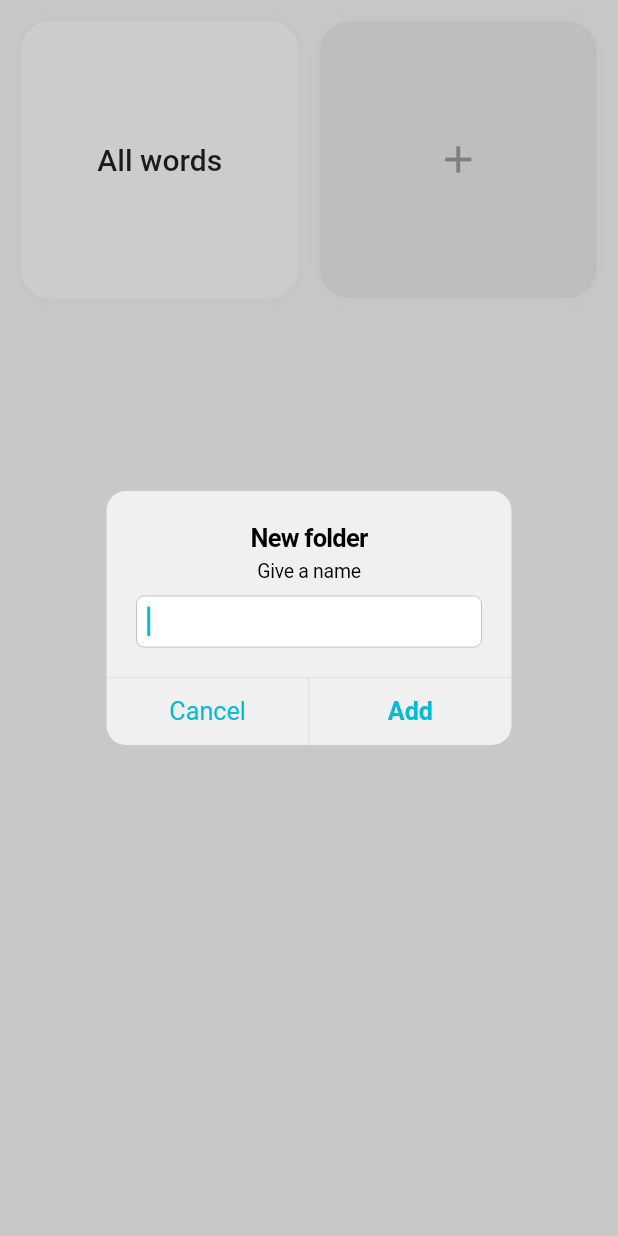
After one commit to zsoltkebel/flutter-word-learn, a Flutter app: the FoldersPage screen opened directly, after a tap on the "add" icon, on a phone screen of 412 x 824 dp. The commit adds this screen. Run offline on Flutter 3.47's test engine with Material 2 defaults, Android fonts, the phone set to English and light mode, and no system bars; our stand-ins replace cloud_firestore, firebase_core, firebase_storage, just_audio; missing offline and left inert: record; accounts and stored records are empty.

Commit message:
folders for words implemented

```diff
--- a/lib/main.dart
+++ b/lib/main.dart
@@ -1,4 +1,5 @@
 import 'package:firebase_core/firebase_core.dart';
+import 'package:word_learn/view/folders_page.dart';
 import 'firebase_options.dart';
 
 import 'package:flutter/material.dart';
@@ -34,7 +35,8 @@ class MyApp extends StatelessWidget {
         // is not restarted.
         primarySwatch: Colors.cyan,
       ),
-      home: ListViewPage(),
+      // home: ListViewPage(),
+      home: FoldersPage(),
     );
   }
 }
--- /dev/null
+++ b/lib/model/folder.dart
@@ -0,0 +1,18 @@
+import 'package:cloud_firestore/cloud_firestore.dart';
+
+class Folder {
+  final String? documentID;
+  String name;
+  bool reverse;
+
+  Folder({
+    this.documentID,
+    required this.name,
+    this.reverse = false,
+  });
+
+  Folder.fromSnapshot(DocumentSnapshot doc)
+      : documentID = doc.id,
+        name = doc['name'],
+        reverse = doc['reverse'];
+}
--- a/lib/view/add_page.dart
+++ b/lib/view/add_page.dart
@@ -2,17 +2,21 @@ import 'dart:io';
 
 import 'package:cloud_firestore/cloud_firestore.dart';
 import 'package:flutter/material.dart';
-import 'package:path_provider/path_provider.dart';
 import 'package:word_learn/model/firebase_storage_helper.dart';
 import 'package:word_learn/model/firestore_manager.dart';
+import 'package:word_learn/model/folder.dart';
 import 'package:word_learn/model/word.dart';
 import 'package:word_learn/view/components/info_section.dart';
 import 'package:word_learn/extension/extensions.dart';
-import 'package:firebase_storage/firebase_storage.dart' as firebase_storage;
 import 'package:word_learn/view/components/recorder_ui.dart';
 
 class AddPage extends StatefulWidget {
-  const AddPage({Key? key}) : super(key: key);
+  final Folder? folder;
+
+  const AddPage({
+    Key? key,
+    this.folder,
+  }) : super(key: key);
 
   @override
   State<AddPage> createState() => _AddPageState();
@@ -36,6 +40,7 @@ class _AddPageState extends State<AddPage> {
       Word word = Word(
         word: wordController.text,
         translation: translationController.text,
+        folderIDs: widget.folder == null ? [] : [widget.folder!.documentID!] //TODO document id check should be
       );
       words.add(word.toJson()).then((doc) async {
         print('uploaded: ${doc.id}');
@@ -95,7 +100,7 @@ class _AddPageState extends State<AddPage> {
             crossAxisAlignment: CrossAxisAlignment.start,
             children: [
               InfoSection(
-                caption: 'word',
+                caption: 'Spanish',
                 hasText: wordController.text.isNotEmpty,
                 hasRecording: recording1 != null,
               ),
@@ -113,7 +118,7 @@ class _AddPageState extends State<AddPage> {
               ),
               const SizedBox(height: 20.0),
               InfoSection(
-                caption: 'translation',
+                caption: 'Hungarian',
                 hasText: translationController.text.isNotEmpty,
                 hasRecording: recording2 != null,
               ),
--- /dev/null
+++ b/lib/view/components/clickable.dart
@@ -0,0 +1,53 @@
+import 'package:flutter/material.dart';
+
+class Clickable extends StatefulWidget {
+  final Widget? child;
+  final void Function()? onTap;
+
+  const Clickable({
+    Key? key,
+    this.child,
+    this.onTap,
+  }) : super(key: key);
+
+  @override
+  _ClickableState createState() => _ClickableState();
+}
+
+class _ClickableState extends State<Clickable> {
+  double scale = 1.0;
+  Duration scaleDuration = const Duration(milliseconds: 200);
+  Curve scaleCurve = Curves.linear;
+  Function()? onScaleEnd;
+
+  @override
+  Widget build(BuildContext context) {
+    return AnimatedScale(
+      scale: scale,
+      duration: scaleDuration,
+      curve: scaleCurve,
+      onEnd: onScaleEnd,
+      child: GestureDetector(
+        onTapDown: (details) => _animateScale(scale: 0.9),
+        onTapUp: (details) => _animateScale(),
+        onTapCancel: () => _animateScale(),
+        onTap: widget.onTap,
+        child: widget.child,
+      ),
+    );
+  }
+
+  void _animateScale({
+    Duration duration = const Duration(milliseconds: 100),
+    Curve curve = Curves.linear,
+    double scale = 1.0,
+    Function()? onEnd,
+  }) {
+    setState(() {
+      scaleDuration = duration;
+      scaleCurve = curve;
+      this.scale = scale;
+      onScaleEnd = onEnd;
+    });
+  }
+}
--- /dev/null
+++ b/lib/view/folders_page.dart
@@ -0,0 +1,150 @@
+import 'package:cloud_firestore/cloud_firestore.dart';
+import 'package:flutter/cupertino.dart';
+import 'package:flutter/material.dart';
+import 'package:word_learn/model/folder.dart';
+import 'package:word_learn/model/word.dart';
+import 'package:word_learn/view/components/bubble.dart';
+import 'package:word_learn/view/components/clickable.dart';
+import 'package:word_learn/view/listview_page.dart';
+
+class FoldersPage extends StatefulWidget {
+  const FoldersPage({Key? key}) : super(key: key);
+
+  @override
+  _FoldersPageState createState() => _FoldersPageState();
+}
+
+class _FoldersPageState extends State<FoldersPage> {
+  final textEditingController = TextEditingController();
+
+  @override
+  Widget build(BuildContext context) {
+    return Scaffold(
+      body: StreamBuilder(
+        stream: FirebaseFirestore.instance.collection('folders').snapshots(),
+        builder: (BuildContext context, AsyncSnapshot<QuerySnapshot> snapshot) {
+          if (!snapshot.hasData) {
+            return const Center(
+              child: CircularProgressIndicator(
+                backgroundColor: Colors.red,
+                valueColor: AlwaysStoppedAnimation<Color>(Colors.teal),
+              ),
+            );
+          }
+          return Padding(
+            padding: const EdgeInsets.all(14.0),
+            child: GridView.builder(
+              gridDelegate: const SliverGridDelegateWithFixedCrossAxisCount(
+                crossAxisCount: 2,
+                crossAxisSpacing: 14.0,
+                mainAxisSpacing: 14.0,
+              ),
+              itemCount: snapshot.data!.docs.length + 2,
+              itemBuilder: (context, index) {
+                if (index == 0) {
+                  return Clickable(
+                    onTap: () {
+                      Navigator.push(
+                        context,
+                        MaterialPageRoute(
+                          builder: (context) => ListViewPage(
+                            folder: null,
+                          ),
+                        ),
+                      );
+                    },
+                    child: Bubble(
+                      child: Center(
+                          child: Text(
+                            'All words',
+                            style: Theme.of(context).textTheme.titleLarge,
+                          )),
+                    ),
+                  );
+                } else if (index == snapshot.data!.docs.length + 1) {
+                  return Clickable(
+                    onTap: () {
+                      showCupertinoDialog(
+                        context: context,
+                        builder: (_) => CupertinoAlertDialog(
+                          title: Text('New folder'),
+                          content: Column(
+                            children: [
+                              Text('Give a name'),
+                              SizedBox(
+                                height: 8.0,
+                              ),
+                              CupertinoTextField(
+                                autofocus: true,
+                                controller: textEditingController,
+                              ),
+                            ],
+                          ),
+                          actions: [
+                            CupertinoDialogAction(
+                              child: Text("Cancel"),
+                              onPressed: () {
+                                Navigator.pop(context);
+                                textEditingController.text = '';
+                              },
+                            ),
+                            CupertinoDialogAction(
+                              child: Text("Add"),
+                              isDefaultAction: true,
+                              onPressed: () {
+                                print(textEditingController.text);
+                                FirebaseFirestore.instance
+                                    .collection('folders')
+                                    .doc()
+                                    .set({'name': textEditingController.text});
+                                Navigator.pop(context);
+                                textEditingController.text = '';
+                              },
+                            ),
+                          ],
+                        ),
+                      );
+                    },
+                    child: Bubble(
+                      child: Container(
+                        color: Colors.grey[200],
+                        child: Center(
+                          child: Icon(
+                            Icons.add,
+                            size: 30.0,
+                            color: Colors.grey[500],
+                          ),
+                        ),
+                      ),
+                    ),
+                  );
+                }
+                final doc = snapshot.data!.docs[index - 1];
+                final folder = Folder.fromSnapshot(doc);
+                return Clickable(
+                  onTap: () {
+                    Navigator.push(
+                      context,
+                      MaterialPageRoute(
+                        builder: (context) => ListViewPage(
+                          folder: folder,
+                        ),
+                      ),
+                    );
+                  },
+                  child: Bubble(
+                    child: Center(
+                        child: Text(
+                      folder.name,
+                      style: Theme.of(context).textTheme.titleLarge,
+                    )),
+                  ),
+                );
+              },
+            ),
+          );
+        },
+      ),
+    );
+  }
+}
--- a/lib/view/listview_page.dart
+++ b/lib/view/listview_page.dart
@@ -2,6 +2,7 @@ import 'package:flutter/cupertino.dart';
 import 'package:flutter/material.dart';
 import 'package:cloud_firestore/cloud_firestore.dart';
 import 'package:word_learn/model/firestore_manager.dart';
+import 'package:word_learn/model/folder.dart';
 import 'package:word_learn/model/word.dart';
 import 'package:word_learn/view/add_page.dart';
 import 'package:word_learn/view/components/info_icons.dart';
@@ -9,7 +10,12 @@ import 'package:word_learn/view/details_page.dart';
 import 'package:word_learn/extension/extensions.dart';
 
 class ListViewPage extends StatefulWidget {
-  const ListViewPage({Key? key}) : super(key: key);
+  final Folder? folder;
+
+  const ListViewPage({
+    Key? key,
+    this.folder,
+  }) : super(key: key);
 
   @override
   State<StatefulWidget> createState() => _ListViewPageState();
@@ -18,14 +24,33 @@ class ListViewPage extends StatefulWidget {
 class _ListViewPageState extends State<ListViewPage> {
   @override
   Widget build(BuildContext context) {
+    print(widget.folder?.documentID);
     return Scaffold(
+      appBar: AppBar(
+        title: Text(widget.folder?.name ?? 'All words'),
+        actions: [
+          CupertinoSwitch(value: Word.reverse, onChanged: (value) {
+            setState(() {
+              Word.reverse = value;
+            });
+          })
+        ],
+      ),
       body: StreamBuilder(
-        stream: FirebaseFirestore.instance
-            .collection('words')
-            .orderBy('word')
-            .snapshots(),
+        stream: widget.folder == null
+            ? FirebaseFirestore.instance
+                .collection('words')
+                .orderBy('word')
+                .snapshots()
+            : FirebaseFirestore.instance
+                .collection('words')
+                .where('folderIDs', arrayContains: widget.folder!.documentID)
+                // .orderBy('word')
+                .snapshots(),
         builder: (BuildContext context, AsyncSnapshot<QuerySnapshot> snapshot) {
+          print(snapshot.data);
           if (!snapshot.hasData) {
+            print(snapshot.error);
             return const Center(
               child: CircularProgressIndicator(
                 backgroundColor: Colors.red,
@@ -69,8 +94,8 @@ class _ListViewPageState extends State<ListViewPage> {
                   ),
                 ),
                 child: ListTile(
-                  title: Text(word.word),
-                  subtitle: Text(word.translation),
+                  title: Text(word.firstWord),
+                  subtitle: Text(word.secondWord),
                   trailing: Column(
                     mainAxisSize: MainAxisSize.min,
                     children: [
@@ -119,7 +144,9 @@ class _ListViewPageState extends State<ListViewPage> {
 
   Route _createRoute() {
     return PageRouteBuilder(
-      pageBuilder: (context, animation, secondaryAnimation) => AddPage(),
+      pageBuilder: (context, animation, secondaryAnimation) => AddPage(
+        folder: widget.folder,
+      ),
       transitionsBuilder: (context, animation, secondaryAnimation, child) {
         const begin = Offset(0.0, 1.0);
         const end = Offset.zero;
```
Also changed, not shown: lib/model/word.dart (+35 -1 lines).
